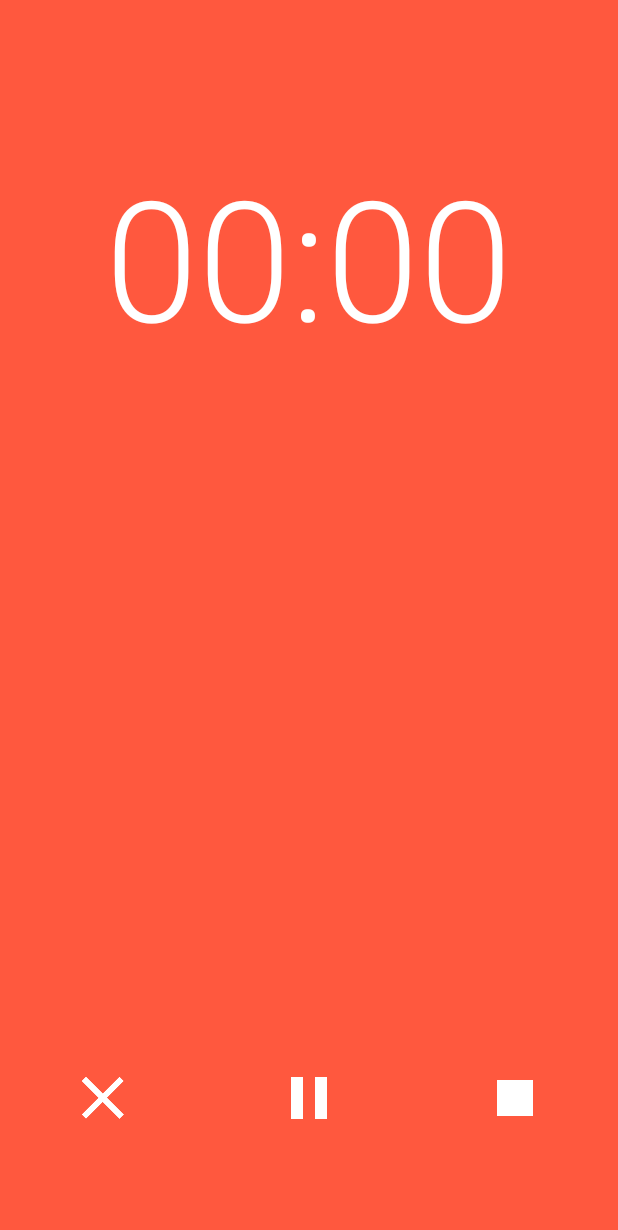
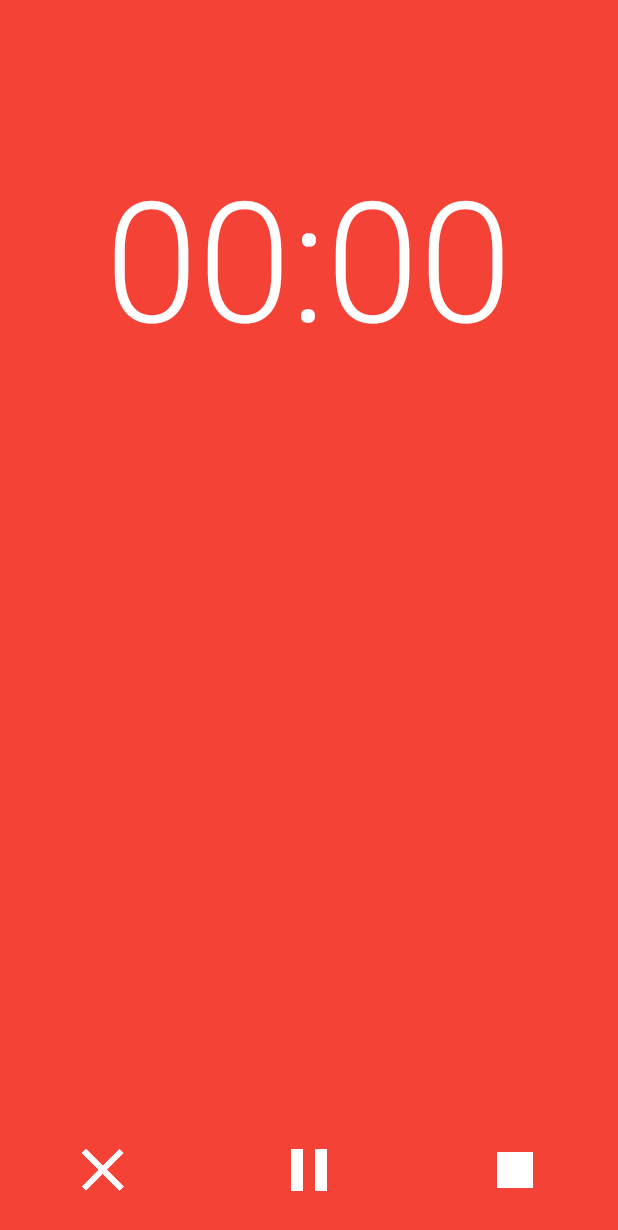
Before and after one commit to ZeevoX/Recorder, an Android app: the RecordingActivity screen opened directly, with no data from a screen before it, on a phone screen of 412 x 824 dp. Shown: the top 1230 px of the screen. Run offline under Robolectric (Android 15) with nearby library versions, the phone set to English and light mode, and no system bars; libraries missing offline, so code that uses them is left out: com.afollestad.materialdialogs; 1 statement that could not run was skipped.

Commit message:
Bug fixes
* Brightened colors
* Fixed build.gradle
* Enable "Record" shortcut
* Fixed FAB position for devices with no navbar

```diff
--- a/app/src/main/res/layout/activity_recording.xml
+++ b/app/src/main/res/layout/activity_recording.xml
@@ -23,7 +23,7 @@
         android:layout_width="match_parent"
         android:layout_height="88dp"
         android:layout_alignParentBottom="true"
-        android:layout_marginBottom="48dp"
+        android:layout_marginBottom="0dp"
         android:orientation="horizontal">
 
         <ImageView
--- a/app/src/main/res/values/colors.xml
+++ b/app/src/main/res/values/colors.xml
@@ -4,11 +4,16 @@
     <color name="colorPrimaryDark">#f8f8f8</color>-->
     <color name="colorPrimary">#fafafa</color>
     <color name="colorPrimaryDark">#e7e7e7</color>
+    <color name="colorPrimaryNavbar">#757575</color>
     <color name="colorAccent">#ffff583e</color>
     <color name="colorAccentPink">#ffe12924</color>
 
     <color name="colorPrimaryBlack">#2d2d2d</color>
     <color name="colorPrimaryBlackDark">#161616</color>
+
+    <color name="launcher_background_color">#fafafa</color>
+    <color name="recording_background">#F44336</color>
+    <color name="recording_background_dark">#C62828</color>
 
     <color name="about_page_link_text_color">#e5252525</color>
     <color name="about_page_plain_text_color">#ff252525</color>
--- a/app/src/main/res/values/dimens.xml
+++ b/app/src/main/res/values/dimens.xml
@@ -1,4 +1,4 @@
 <resources>
-    <dimen name="fab_margin">72dp</dimen>
+    <dimen name="fab_margin">24dp</dimen>
     <dimen name="chronometer2_margin">28dp</dimen>
 </resources>
--- a/app/src/main/res/values/strings.xml
+++ b/app/src/main/res/values/strings.xml
@@ -8,6 +8,8 @@
     <string name="about_img_recorder_icon_alt">Recorder icon</string>
     <string name="about_desc_by_zeevox">by @ZeevoX</string>
 
+    <string name="support_email_address">incoming+ZeevoX/Recorder@gitlab.com</string>
+
     <string name="shortcut_record_title">Record</string>
     <string name="shortcut_record_desc">Start recording all the sounds around you</string>
     <string name="shortcut_record_disabled_message">Shortcuts are not supported on this build</string>
--- a/app/src/main/res/values/styles.xml
+++ b/app/src/main/res/values/styles.xml
@@ -6,7 +6,8 @@
         <item name="colorAccent">@color/colorAccent</item>
         <item name="isLightTheme">true</item>
         <item name="android:windowLightStatusBar">true</item>
-        <item name="android:windowTranslucentNavigation">true</item>
+        <item name="android:windowTranslucentNavigation">false</item>
+        <item name="android:navigationBarColor">@color/colorPrimaryNavbar</item>
         <item name="android:windowContentTransitions">true</item>
         <!--<item name="android:colorBackground">@color/colorPrimary</item>-->
     </style>
@@ -28,14 +29,16 @@
     </style>
 
     <style name="AppThemeRecording" parent = "Theme.AppCompat.NoActionBar">
-        <item name="colorPrimary">@color/colorAccent</item>
-        <item name="colorPrimaryDark">@color/colorAccent</item>
-        <item name="colorAccent">@color/colorAccent</item>
+        <item name="colorPrimary">@color/recording_background</item>
+        <item name="colorPrimaryDark">@color/recording_background_dark</item>
+        <item name="colorAccent">@color/recording_background</item>
         <item name="isLightTheme">false</item>
         <item name="android:windowLightStatusBar">false</item>
-        <item name="android:windowTranslucentNavigation">true</item>
-        <item name="android:windowTranslucentStatus">true</item>
-        <item name="android:colorBackground">@color/colorAccent</item>
+        <item name="android:windowTranslucentNavigation">false</item>
+        <item name="android:windowTranslucentStatus">false</item>
+        <item name="android:navigationBarColor">@color/recording_background_dark</item>
+        <item name="android:statusBarColor">@color/recording_background_dark</item>
+        <item name="android:colorBackground">@color/recording_background</item>
         <item name="android:windowContentTransitions">true</item>
     </style>
 
--- a/app/src/main/res/xml-v25/shortcuts.xml
+++ b/app/src/main/res/xml-v25/shortcuts.xml
@@ -2,7 +2,7 @@
 <shortcuts xmlns:android="http://schemas.android.com/apk/res/android">
     <shortcut
         android:shortcutId="record"
-        android:enabled="false"
+        android:enabled="true"
         android:icon="@drawable/ic_shortcut_record"
         android:shortcutShortLabel="@string/shortcut_record_title"
         android:shortcutLongLabel="@string/shortcut_record_desc"
@@ -11,9 +11,6 @@
             android:action="android.intent.action.VIEW"
             android:targetPackage="com.zeevox.recorder"
             android:targetClass="com.zeevox.recorder.RecordingActivity" />
-        <!-- If your shortcut is associated with multiple intents, include them
-             here. The last intent in the list determines what the user sees when
-             they launch this shortcut. -->
         <categories android:name="android.shortcut.recorder" />
     </shortcut>
     <shortcut
```
Also changed, not shown: app/build.gradle (+8 -5 lines), 2 other files.
